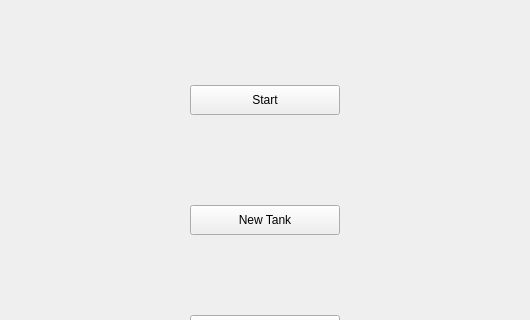
Above: mainwindow.ui from ABGH004/Tanks before the change; both pictures show x 430 to 960 and y 85 to 405 of the 1350 by 750 pixel window. Below: the same form after it.
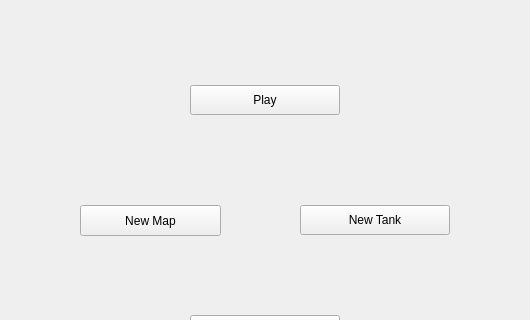
That is the form after the change.

Diff of the .ui file:
```diff
--- a/mainwindow.ui
+++ b/mainwindow.ui
@@ -42,13 +42,13 @@
      </rect>
     </property>
     <property name="text">
-     <string>Start</string>
+     <string>Play</string>
     </property>
    </widget>
    <widget class="QPushButton" name="pushButton_2">
     <property name="geometry">
      <rect>
-      <x>620</x>
+      <x>730</x>
       <y>290</y>
       <width>150</width>
       <height>30</height>
@@ -71,6 +71,19 @@
      <string>Exit</string>
     </property>
    </widget>
+   <widget class="QPushButton" name="pushButton_4">
+    <property name="geometry">
+     <rect>
+      <x>510</x>
+      <y>290</y>
+      <width>141</width>
+      <height>31</height>
+     </rect>
+    </property>
+    <property name="text">
+     <string>New Map</string>
+    </property>
+   </widget>
   </widget>
   <widget class="QMenuBar" name="menubar">
    <property name="geometry">
```
